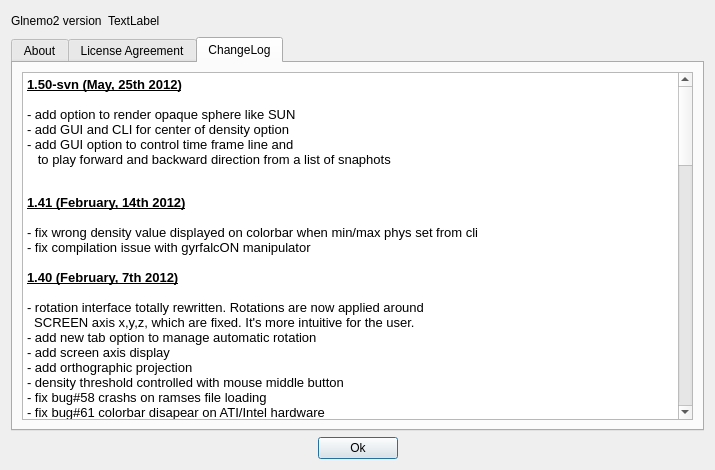
Old version of the form src/formabout.ui in the repository jcldc/glnemo2.
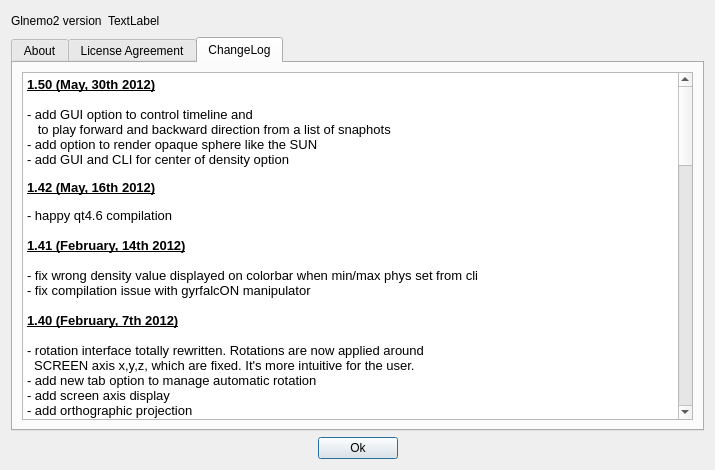
New version of the form. Icons and pictures are not drawn.

What changed in the file:
```diff
--- a/src/formabout.ui
+++ b/src/formabout.ui
@@ -1057,14 +1057,16 @@
 &lt;table border=&quot;0&quot; style=&quot;-qt-table-type: root; margin-top:4px; margin-bottom:4px; margin-left:4px; margin-right:4px;&quot;&gt;
 &lt;tr&gt;
 &lt;td style=&quot;border: none;&quot;&gt;
-&lt;p style=&quot; margin-top:0px; margin-bottom:0px; margin-left:0px; margin-right:0px; -qt-block-indent:0; text-indent:0px;&quot;&gt;&lt;span style=&quot; font-size:10pt; font-weight:600; text-decoration: underline;&quot;&gt;1.50-svn (May, 25th 2012)&lt;/span&gt;&lt;/p&gt;
+&lt;p style=&quot; margin-top:0px; margin-bottom:0px; margin-left:0px; margin-right:0px; -qt-block-indent:0; text-indent:0px;&quot;&gt;&lt;span style=&quot; font-size:10pt; font-weight:600; text-decoration: underline;&quot;&gt;1.50 (May, 30th 2012)&lt;/span&gt;&lt;/p&gt;
 &lt;p style=&quot;-qt-paragraph-type:empty; margin-top:0px; margin-bottom:0px; margin-left:0px; margin-right:0px; -qt-block-indent:0; text-indent:0px; font-size:10pt;&quot;&gt;&lt;/p&gt;
-&lt;p style=&quot; margin-top:0px; margin-bottom:0px; margin-left:0px; margin-right:0px; -qt-block-indent:0; text-indent:0px;&quot;&gt;&lt;span style=&quot; font-size:10pt;&quot;&gt;- add option to render opaque sphere like SUN&lt;/span&gt;&lt;/p&gt;
-&lt;p style=&quot; margin-top:0px; margin-bottom:0px; margin-left:0px; margin-right:0px; -qt-block-indent:0; text-indent:0px;&quot;&gt;&lt;span style=&quot; font-size:10pt;&quot;&gt;- add GUI and CLI for center of density option&lt;/span&gt;&lt;/p&gt;
-&lt;p style=&quot; margin-top:0px; margin-bottom:0px; margin-left:0px; margin-right:0px; -qt-block-indent:0; text-indent:0px;&quot;&gt;&lt;span style=&quot; font-size:10pt;&quot;&gt;- add GUI option to control time frame line and &lt;/span&gt;&lt;/p&gt;
+&lt;p style=&quot; margin-top:0px; margin-bottom:0px; margin-left:0px; margin-right:0px; -qt-block-indent:0; text-indent:0px;&quot;&gt;&lt;span style=&quot; font-size:10pt;&quot;&gt;- add GUI option to control timeline and &lt;/span&gt;&lt;/p&gt;
 &lt;p style=&quot; margin-top:0px; margin-bottom:0px; margin-left:0px; margin-right:0px; -qt-block-indent:0; text-indent:0px;&quot;&gt;&lt;span style=&quot; font-size:10pt;&quot;&gt;   to play forward and backward direction from a list of snaphots&lt;/span&gt;&lt;/p&gt;
+&lt;p style=&quot; margin-top:0px; margin-bottom:0px; margin-left:0px; margin-right:0px; -qt-block-indent:0; text-indent:0px;&quot;&gt;&lt;span style=&quot; font-size:10pt;&quot;&gt;- add option to render opaque sphere like the SUN&lt;/span&gt;&lt;/p&gt;
+&lt;p style=&quot; margin-top:0px; margin-bottom:0px; margin-left:0px; margin-right:0px; -qt-block-indent:0; text-indent:0px;&quot;&gt;&lt;span style=&quot; font-size:10pt;&quot;&gt;- add GUI and CLI for center of density option&lt;/span&gt;&lt;/p&gt;
 &lt;p style=&quot;-qt-paragraph-type:empty; margin-top:0px; margin-bottom:0px; margin-left:0px; margin-right:0px; -qt-block-indent:0; text-indent:0px;&quot;&gt;&lt;/p&gt;
-&lt;p style=&quot;-qt-paragraph-type:empty; margin-top:0px; margin-bottom:0px; margin-left:0px; margin-right:0px; -qt-block-indent:0; text-indent:0px; font-size:10pt; font-weight:600; text-decoration: underline;&quot;&gt;&lt;/p&gt;
+&lt;p style=&quot; margin-top:0px; margin-bottom:0px; margin-left:0px; margin-right:0px; -qt-block-indent:0; text-indent:0px;&quot;&gt;&lt;span style=&quot; font-size:10pt; font-weight:600; text-decoration: underline;&quot;&gt;1.42&lt;/span&gt;&lt;span style=&quot; font-size:10pt; text-decoration: underline;&quot;&gt; &lt;/span&gt;&lt;span style=&quot; font-size:10pt; font-weight:600; text-decoration: underline;&quot;&gt;(May, 16th 2012)&lt;/span&gt;&lt;span style=&quot; font-size:10pt;&quot;&gt;&lt;br /&gt;&lt;/span&gt;&lt;/p&gt;
+&lt;p style=&quot; margin-top:0px; margin-bottom:0px; margin-left:0px; margin-right:0px; -qt-block-indent:0; text-indent:0px;&quot;&gt;&lt;span style=&quot; font-size:10pt;&quot;&gt;- happy qt4.6 compilation&lt;/span&gt;&lt;/p&gt;
+&lt;p style=&quot;-qt-paragraph-type:empty; margin-top:0px; margin-bottom:0px; margin-left:0px; margin-right:0px; -qt-block-indent:0; text-indent:0px; font-size:10pt;&quot;&gt;&lt;/p&gt;
 &lt;p style=&quot; margin-top:0px; margin-bottom:0px; margin-left:0px; margin-right:0px; -qt-block-indent:0; text-indent:0px;&quot;&gt;&lt;span style=&quot; font-size:10pt; font-weight:600; text-decoration: underline;&quot;&gt;1.41 (February, 14th 2012)&lt;/span&gt;&lt;/p&gt;
 &lt;p style=&quot;-qt-paragraph-type:empty; margin-top:0px; margin-bottom:0px; margin-left:0px; margin-right:0px; -qt-block-indent:0; text-indent:0px; font-size:10pt;&quot;&gt;&lt;/p&gt;
 &lt;p style=&quot; margin-top:0px; margin-bottom:0px; margin-left:0px; margin-right:0px; -qt-block-indent:0; text-indent:0px;&quot;&gt;&lt;span style=&quot; font-size:10pt;&quot;&gt;- fix wrong density value displayed on colorbar when min/max phys set from cli&lt;/span&gt;&lt;/p&gt;
```
